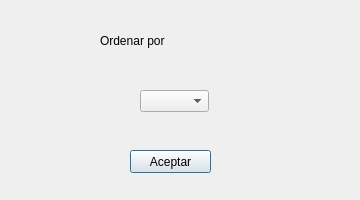
First picture: the form in windowordenar.ui, repository AdrianFernandezPerez/fernandezperez, before the edit.
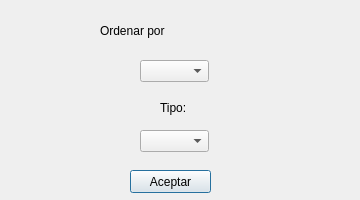
Second picture: the form after the edit.

What changed in the file:
```diff
--- a/windowordenar.ui
+++ b/windowordenar.ui
@@ -20,7 +20,7 @@
    <property name="geometry">
     <rect>
      <x>100</x>
-     <y>10</y>
+     <y>0</y>
      <width>151</width>
      <height>61</height>
     </rect>
@@ -36,7 +36,7 @@
    <property name="geometry">
     <rect>
      <x>130</x>
-     <y>150</y>
+     <y>170</y>
      <width>81</width>
      <height>23</height>
     </rect>
@@ -49,7 +49,30 @@
    <property name="geometry">
     <rect>
      <x>140</x>
-     <y>90</y>
+     <y>60</y>
+     <width>69</width>
+     <height>22</height>
+    </rect>
+   </property>
+  </widget>
+  <widget class="QLabel" name="label">
+   <property name="geometry">
+    <rect>
+     <x>160</x>
+     <y>100</y>
+     <width>31</width>
+     <height>16</height>
+    </rect>
+   </property>
+   <property name="text">
+    <string>Tipo:</string>
+   </property>
+  </widget>
+  <widget class="QComboBox" name="cmbTipo">
+   <property name="geometry">
+    <rect>
+     <x>140</x>
+     <y>130</y>
      <width>69</width>
      <height>22</height>
     </rect>
```
Left out of the diff: 3 changed lines with no effect on the pictures.
